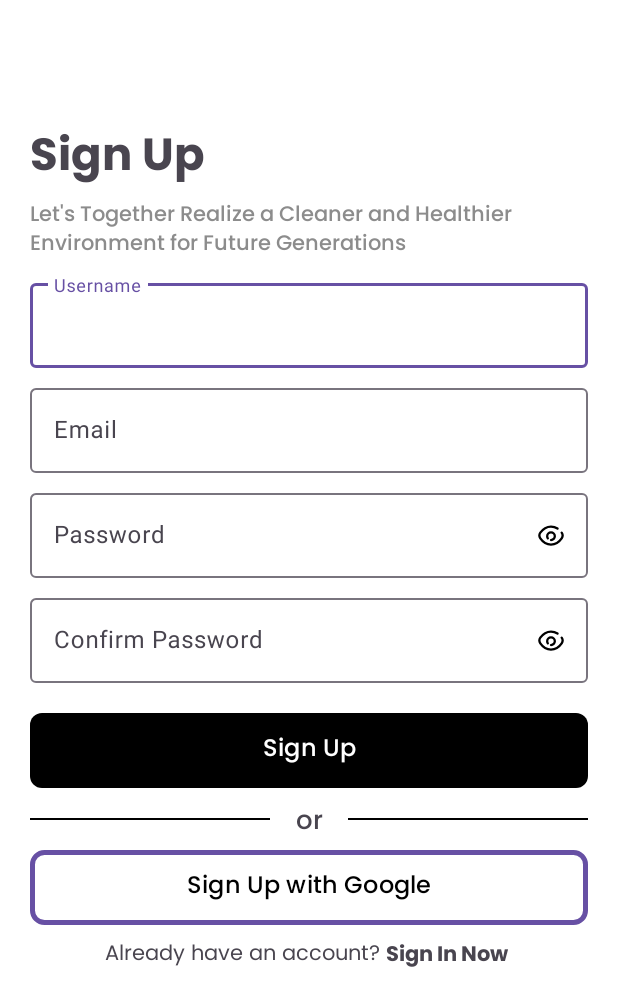
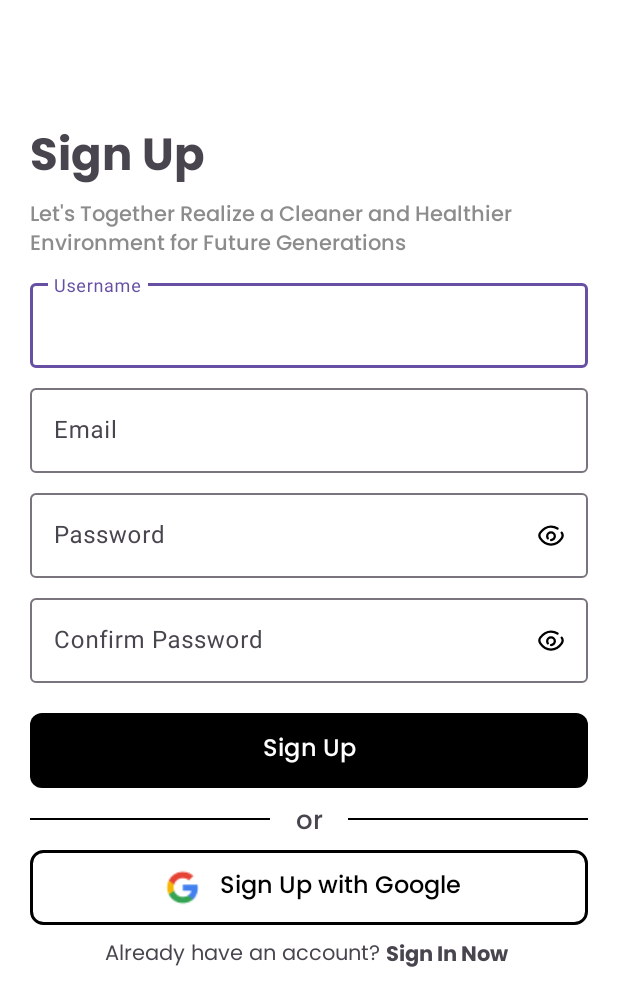
Before and after one commit to TatangMengkudu/BANGKIT-SOStainable, an Android app: the RegisterActivity screen opened directly, with no data from a screen before it, on a phone screen of 412 x 824 dp. Shown: the top 1006 px of the screen. Run offline under Robolectric (Android 15) with nearby library versions, the phone set to English and light mode, and no system bars.

Commit message:
[LOGIN, REGISTER] Fixed custom buttons on login and register pages

```diff
--- a/app/src/main/res/drawable/custom_button_stroke.xml
+++ b/app/src/main/res/drawable/custom_button_stroke.xml
@@ -4,5 +4,5 @@
     <corners android:radius="8dp"/>
     <solid android:color="@android:color/transparent"/>
     <stroke android:color="@color/black"
-        android:width="3dp"/>
+        android:width="2dp"/>
 </shape>
--- a/app/src/main/res/layout/activity_register.xml
+++ b/app/src/main/res/layout/activity_register.xml
@@ -172,21 +172,35 @@
         app:layout_constraintEnd_toEndOf="@+id/registerButton"
         app:layout_constraintTop_toBottomOf="@+id/registerButton" />
 
-    <Button
+    <LinearLayout
         android:id="@+id/registerButtonGoogle"
         android:layout_width="match_parent"
         android:layout_height="50dp"
         android:layout_marginStart="20dp"
         android:layout_marginTop="20dp"
         android:layout_marginEnd="20dp"
-        android:text="Sign Up with Google"
-        android:textColor="@color/black"
         android:background="@drawable/custom_button_stroke"
-        android:fontFamily="@font/poppins_medium"
-        android:textSize="16sp"
+        android:gravity="center"
+        android:orientation="horizontal"
         app:layout_constraintEnd_toEndOf="@id/guidelineVerticalRight"
         app:layout_constraintStart_toStartOf="@id/guidelineVerticalLeft"
-        app:layout_constraintTop_toBottomOf="@+id/dividerLeft" />
+        app:layout_constraintTop_toBottomOf="@+id/dividerLeft">
+
+        <ImageView
+            android:layout_width="wrap_content"
+            android:layout_height="wrap_content"
+            android:src="@drawable/google"
+            android:contentDescription="@string/google_logo_description" />
+
+        <TextView
+            android:layout_width="wrap_content"
+            android:layout_height="wrap_content"
+            android:text="Sign Up with Google"
+            android:textSize="16sp"
+            android:textColor="@color/black"
+            android:fontFamily="@font/poppins_medium"
+            android:layout_marginStart="8dp"/>
+    </LinearLayout>
 
     <TextView
         android:id="@+id/tv_have_account"
--- a/app/src/main/res/values/strings.xml
+++ b/app/src/main/res/values/strings.xml
@@ -11,4 +11,5 @@
     <string name="donateTitle">Donate</string>
     <string name="detailButtonJoinVolunteer">Join Volunteer</string>
     <string name="detailButtonDonate">Donate $</string>
+    <string name="google_logo_description">Google Icon</string>
 </resources>
```
Also changed, not shown: app/src/main/res/layout/activity_login.xml (+20 -6 lines), app/src/main/res/drawable/google.png (added).
